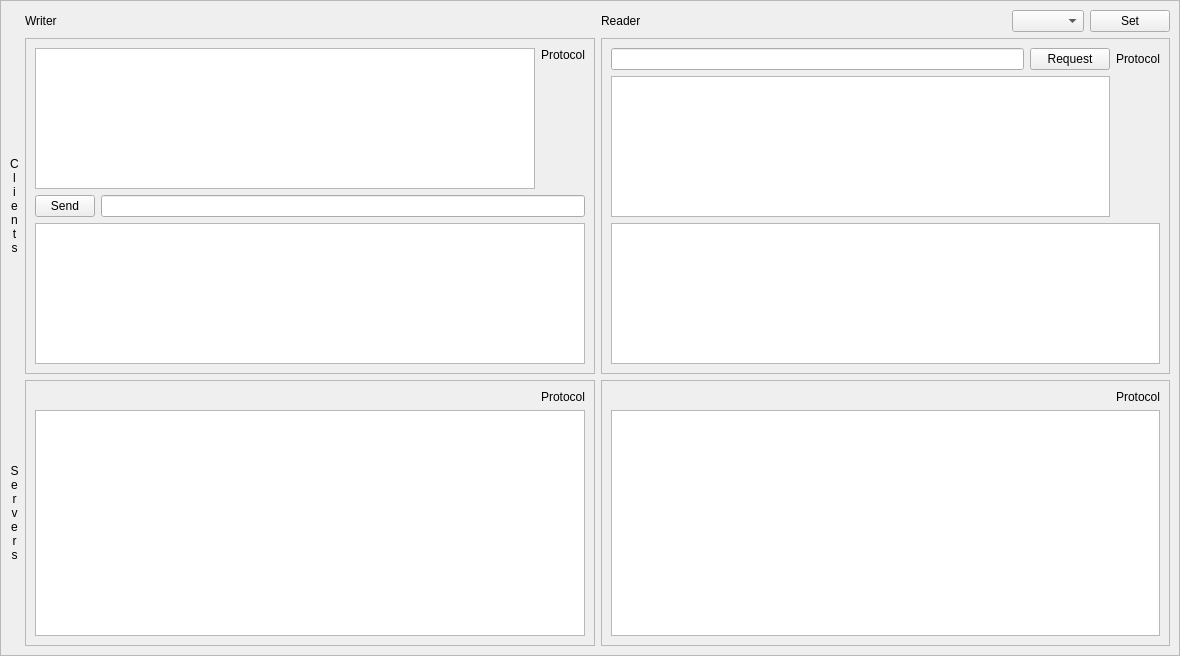
Above: apps/ProtocolDemo/protocolDemo.ui from assignonward/aosuite before the change. Below: the same form after it.
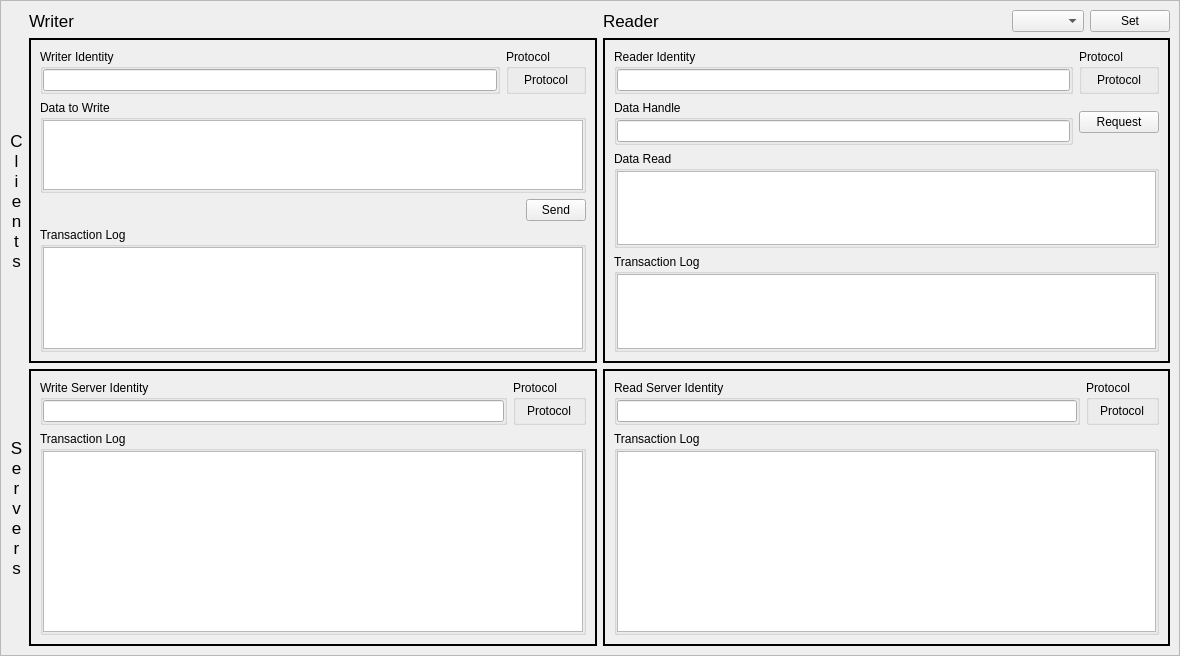
That is the form after the change. Icons and pictures are not drawn.

Commit message: Building up protocol demo interface

```diff
--- a/apps/ProtocolDemo/protocolDemo.ui
+++ b/apps/ProtocolDemo/protocolDemo.ui
@@ -44,6 +44,13 @@
    <layout class="QGridLayout" name="gridLayout">
     <item row="0" column="1">
      <widget class="QLabel" name="label_6">
+      <property name="font">
+       <font>
+        <pointsize>13</pointsize>
+        <weight>50</weight>
+        <bold>false</bold>
+       </font>
+      </property>
       <property name="text">
        <string>Writer</string>
       </property>
@@ -51,6 +58,13 @@
     </item>
     <item row="1" column="0">
      <widget class="QLabel" name="label_5">
+      <property name="font">
+       <font>
+        <pointsize>13</pointsize>
+        <weight>50</weight>
+        <bold>false</bold>
+       </font>
+      </property>
       <property name="text">
        <string>C
 l
@@ -67,6 +81,15 @@
     </item>
     <item row="1" column="1">
      <widget class="QScrollArea" name="DAO0_CS">
+      <property name="frameShape">
+       <enum>QFrame::WinPanel</enum>
+      </property>
+      <property name="frameShadow">
+       <enum>QFrame::Plain</enum>
+      </property>
+      <property name="lineWidth">
+       <number>3</number>
+      </property>
       <property name="widgetResizable">
        <bool>true</bool>
       </property>
@@ -75,41 +98,60 @@
         <rect>
          <x>0</x>
          <y>0</y>
-         <width>567</width>
-         <height>383</height>
+         <width>565</width>
+         <height>380</height>
         </rect>
        </property>
        <layout class="QGridLayout" name="gridLayout_10">
-        <item row="1" column="1" colspan="2">
-         <widget class="QLineEdit" name="wcId">
-          <property name="sizePolicy">
-           <sizepolicy hsizetype="Expanding" vsizetype="Fixed">
-            <horstretch>0</horstretch>
-            <verstretch>0</verstretch>
-           </sizepolicy>
+        <item row="4" column="0" colspan="4">
+         <widget class="QGroupBox" name="wcLogGroup">
+          <property name="title">
+           <string>Transaction Log</string>
           </property>
+          <layout class="QGridLayout" name="gridLayout_3">
+           <property name="leftMargin">
+            <number>0</number>
+           </property>
+           <property name="topMargin">
+            <number>0</number>
+           </property>
+           <property name="rightMargin">
+            <number>0</number>
+           </property>
+           <property name="bottomMargin">
+            <number>0</number>
+           </property>
+           <item row="0" column="0">
+            <widget class="QTextEdit" name="wcLog"/>
+           </item>
+          </layout>
          </widget>
         </item>
-        <item row="2" column="0" colspan="3">
-         <widget class="QTextEdit" name="wcLog"/>
-        </item>
-        <item row="0" column="2">
-         <widget class="QLabel" name="wcProtocol">
-          <property name="sizePolicy">
-           <sizepolicy hsizetype="Maximum" vsizetype="Preferred">
-            <horstretch>0</horstretch>
-            <verstretch>0</verstretch>
-           </sizepolicy>
+        <item row="1" column="0" rowspan="2" colspan="4">
+         <widget class="QGroupBox" name="wcDataGroup">
+          <property name="title">
+           <string>Data to Write</string>
           </property>
-          <property name="text">
-           <string>Protocol</string>
-          </property>
-          <property name="alignment">
-           <set>Qt::AlignRight|Qt::AlignTop|Qt::AlignTrailing</set>
-          </property>
+          <layout class="QGridLayout" name="gridLayout_2">
+           <property name="leftMargin">
+            <number>0</number>
+           </property>
+           <property name="topMargin">
+            <number>0</number>
+           </property>
+           <property name="rightMargin">
+            <number>0</number>
+           </property>
+           <property name="bottomMargin">
+            <number>0</number>
+           </property>
+           <item row="0" column="0">
+            <widget class="QTextEdit" name="wcData"/>
+           </item>
+          </layout>
          </widget>
         </item>
-        <item row="1" column="0">
+        <item row="3" column="3" alignment="Qt::AlignRight">
          <widget class="QPushButton" name="wcSend">
           <property name="maximumSize">
            <size>
@@ -122,8 +164,79 @@
           </property>
          </widget>
         </item>
-        <item row="0" column="0" colspan="2">
-         <widget class="QTextEdit" name="wcData"/>
+        <item row="0" column="3">
+         <widget class="QGroupBox" name="groupBox_2">
+          <property name="maximumSize">
+           <size>
+            <width>80</width>
+            <height>16777215</height>
+           </size>
+          </property>
+          <property name="title">
+           <string>Protocol</string>
+          </property>
+          <layout class="QGridLayout" name="gridLayout_7">
+           <property name="leftMargin">
+            <number>0</number>
+           </property>
+           <property name="topMargin">
+            <number>0</number>
+           </property>
+           <property name="rightMargin">
+            <number>0</number>
+           </property>
+           <property name="bottomMargin">
+            <number>0</number>
+           </property>
+           <item row="0" column="0" alignment="Qt::AlignHCenter|Qt::AlignVCenter">
+            <widget class="QLabel" name="wcProtocol">
+             <property name="sizePolicy">
+              <sizepolicy hsizetype="Maximum" vsizetype="Preferred">
+               <horstretch>0</horstretch>
+               <verstretch>0</verstretch>
+              </sizepolicy>
+             </property>
+             <property name="text">
+              <string>Protocol</string>
+             </property>
+             <property name="alignment">
+              <set>Qt::AlignRight|Qt::AlignTop|Qt::AlignTrailing</set>
+             </property>
+            </widget>
+           </item>
+          </layout>
+         </widget>
+        </item>
+        <item row="0" column="0" colspan="3">
+         <widget class="QGroupBox" name="wcIdGroup">
+          <property name="title">
+           <string>Writer Identity</string>
+          </property>
+          <layout class="QGridLayout" name="gridLayout_5">
+           <property name="leftMargin">
+            <number>0</number>
+           </property>
+           <property name="topMargin">
+            <number>0</number>
+           </property>
+           <property name="rightMargin">
+            <number>0</number>
+           </property>
+           <property name="bottomMargin">
+            <number>0</number>
+           </property>
+           <item row="0" column="0">
+            <widget class="QLineEdit" name="wcId">
+             <property name="sizePolicy">
+              <sizepolicy hsizetype="Expanding" vsizetype="Fixed">
+               <horstretch>0</horstretch>
+               <verstretch>0</verstretch>
+              </sizepolicy>
+             </property>
+            </widget>
+           </item>
+          </layout>
+         </widget>
         </item>
        </layout>
       </widget>
@@ -131,6 +244,15 @@
     </item>
     <item row="1" column="2">
      <widget class="QScrollArea" name="DAO0_CR">
+      <property name="frameShape">
+       <enum>QFrame::WinPanel</enum>
+      </property>
+      <property name="frameShadow">
+       <enum>QFrame::Plain</enum>
+      </property>
+      <property name="lineWidth">
+       <number>3</number>
+      </property>
       <property name="widgetResizable">
        <bool>true</bool>
       </property>
@@ -139,39 +261,153 @@
         <rect>
          <x>0</x>
          <y>0</y>
-         <width>567</width>
-         <height>383</height>
+         <width>564</width>
+         <height>380</height>
         </rect>
        </property>
        <layout class="QGridLayout" name="gridLayout_8">
-        <item row="0" column="2">
-         <widget class="QLabel" name="rcProtocol">
-          <property name="sizePolicy">
-           <sizepolicy hsizetype="Maximum" vsizetype="Preferred">
-            <horstretch>0</horstretch>
-            <verstretch>0</verstretch>
-           </sizepolicy>
-          </property>
-          <property name="text">
-           <string>Protocol</string>
-          </property>
-         </widget>
-        </item>
         <item row="0" column="0">
-         <widget class="QLineEdit" name="rcId"/>
+         <widget class="QGroupBox" name="groupBox_4">
+          <property name="title">
+           <string>Reader Identity</string>
+          </property>
+          <layout class="QGridLayout" name="gridLayout_13">
+           <property name="leftMargin">
+            <number>0</number>
+           </property>
+           <property name="topMargin">
+            <number>0</number>
+           </property>
+           <property name="rightMargin">
+            <number>0</number>
+           </property>
+           <property name="bottomMargin">
+            <number>0</number>
+           </property>
+           <item row="0" column="0">
+            <widget class="QLineEdit" name="rcId"/>
+           </item>
+          </layout>
+         </widget>
         </item>
-        <item row="2" column="0" colspan="3">
-         <widget class="QTextEdit" name="rcLog"/>
+        <item row="1" column="0">
+         <widget class="QGroupBox" name="groupBox_5">
+          <property name="title">
+           <string>Data Handle</string>
+          </property>
+          <layout class="QGridLayout" name="gridLayout_14">
+           <property name="leftMargin">
+            <number>0</number>
+           </property>
+           <property name="topMargin">
+            <number>0</number>
+           </property>
+           <property name="rightMargin">
+            <number>0</number>
+           </property>
+           <property name="bottomMargin">
+            <number>0</number>
+           </property>
+           <item row="0" column="0">
+            <widget class="QLineEdit" name="rcDataHandle"/>
+           </item>
+          </layout>
+         </widget>
+        </item>
+        <item row="3" column="0" colspan="2">
+         <widget class="QGroupBox" name="groupBox_6">
+          <property name="title">
+           <string>Transaction Log</string>
+          </property>
+          <layout class="QGridLayout" name="gridLayout_15">
+           <property name="leftMargin">
+            <number>0</number>
+           </property>
+           <property name="topMargin">
+            <number>0</number>
+           </property>
+           <property name="rightMargin">
+            <number>0</number>
+           </property>
+           <property name="bottomMargin">
+            <number>0</number>
+           </property>
+           <item row="0" column="0">
+            <widget class="QTextEdit" name="rcLog"/>
+           </item>
+          </layout>
+         </widget>
         </item>
         <item row="0" column="1">
+         <widget class="QGroupBox" name="groupBox_3">
+          <property name="maximumSize">
+           <size>
+            <width>80</width>
+            <height>16777215</height>
+           </size>
+          </property>
+          <property name="title">
+           <string>Protocol</string>
+          </property>
+          <layout class="QGridLayout" name="gridLayout_12">
+           <property name="leftMargin">
+            <number>0</number>
+           </property>
+           <property name="topMargin">
+            <number>0</number>
+           </property>
+           <property name="rightMargin">
+            <number>0</number>
+           </property>
+           <property name="bottomMargin">
+            <number>0</number>
+           </property>
+           <item row="0" column="0" alignment="Qt::AlignHCenter|Qt::AlignVCenter">
+            <widget class="QLabel" name="rcProtocol">
+             <property name="sizePolicy">
+              <sizepolicy hsizetype="Maximum" vsizetype="Preferred">
+               <horstretch>0</horstretch>
+               <verstretch>0</verstretch>
+              </sizepolicy>
+             </property>
+             <property name="text">
+              <string>Protocol</string>
+             </property>
+            </widget>
+           </item>
+          </layout>
+         </widget>
+        </item>
+        <item row="1" column="1">
          <widget class="QPushButton" name="rcRequest">
           <property name="text">
            <string>Request</string>
           </property>
          </widget>
         </item>
-        <item row="1" column="0" colspan="2">
-         <widget class="QTextEdit" name="rcData"/>
+        <item row="2" column="0" colspan="2">
+         <widget class="QGroupBox" name="groupBox">
+          <property name="title">
+           <string>Data Read</string>
+          </property>
+          <layout class="QGridLayout" name="gridLayout_6">
+           <property name="leftMargin">
+            <number>0</number>
+           </property>
+           <property name="topMargin">
+            <number>0</number>
+           </property>
+           <property name="rightMargin">
+            <number>0</number>
+           </property>
+           <property name="bottomMargin">
+            <number>0</number>
+           </property>
+           <item row="0" column="0">
+            <widget class="QTextEdit" name="rcData"/>
+           </item>
+          </layout>
+         </widget>
         </item>
        </layout>
       </widget>
@@ -179,6 +415,13 @@
     </item>
     <item row="2" column="0">
      <widget class="QLabel" name="label_8">
+      <property name="font">
+       <font>
+        <pointsize>13</pointsize>
+        <weight>50</weight>
+        <bold>false</bold>
+       </font>
+      </property>
       <property name="text">
        <string>S
 e
@@ -195,6 +438,15 @@
     </item>
     <item row="2" column="1">
      <widget class="QScrollArea" name="DAO0_SS">
+      <property name="frameShape">
+       <enum>QFrame::WinPanel</enum>
+      </property>
+      <property name="frameShadow">
+       <enum>QFrame::Plain</enum>
+      </property>
+      <property name="lineWidth">
+       <number>3</number>
+      </property>
       <property name="widgetResizable">
        <bool>true</bool>
       </property>
@@ -203,29 +455,101 @@
         <rect>
          <x>0</x>
          <y>0</y>
-         <width>567</width>
-         <height>210</height>
+         <width>565</width>
+         <height>209</height>
         </rect>
        </property>
        <layout class="QGridLayout" name="gridLayout_9">
+        <item row="1" column="0" colspan="2">
+         <widget class="QGroupBox" name="wsLogGroup">
+          <property name="title">
+           <string>Transaction Log</string>
+          </property>
+          <layout class="QGridLayout" name="gridLayout_4">
+           <property name="leftMargin">
+            <number>0</number>
+           </property>
+           <property name="topMargin">
+            <number>0</number>
+           </property>
+           <property name="rightMargin">
+            <number>0</number>
+           </property>
+           <property name="bottomMargin">
+            <number>0</number>
+           </property>
+           <item row="0" column="0">
+            <widget class="QTextEdit" name="wsLog"/>
+           </item>
+          </layout>
+         </widget>
+        </item>
         <item row="0" column="1">
-         <widget class="QLabel" name="wsProtocol">
-          <property name="sizePolicy">
-           <sizepolicy hsizetype="Maximum" vsizetype="Preferred">
-            <horstretch>0</horstretch>
-            <verstretch>0</verstretch>
-           </sizepolicy>
+         <widget class="QGroupBox" name="groupBox_8">
+          <property name="maximumSize">
+           <size>
+            <width>80</width>
+            <height>16777215</height>
+           </size>
           </property>
-          <property name="text">
+          <property name="title">
            <string>Protocol</string>
           </property>
-          <property name="alignment">
-           <set>Qt::AlignRight|Qt::AlignTop|Qt::AlignTrailing</set>
-          </property>
+          <layout class="QGridLayout" name="gridLayout_17">
+           <property name="leftMargin">
+            <number>0</number>
+           </property>
+           <property name="topMargin">
+            <number>0</number>
+           </property>
+           <property name="rightMargin">
+            <number>0</number>
+           </property>
+           <property name="bottomMargin">
+            <number>0</number>
+           </property>
+           <item row="0" column="0" alignment="Qt::AlignHCenter|Qt::AlignVCenter">
+            <widget class="QLabel" name="wsProtocol">
+             <property name="sizePolicy">
+              <sizepolicy hsizetype="Maximum" vsizetype="Preferred">
+               <horstretch>0</horstretch>
+               <verstretch>0</verstretch>
+              </sizepolicy>
+             </property>
+             <property name="text">
+              <string>Protocol</string>
+             </property>
+             <property name="alignment">
+              <set>Qt::AlignRight|Qt::AlignTop|Qt::AlignTrailing</set>
+             </property>
+            </widget>
+           </item>
+          </layout>
          </widget>
         </item>
-        <item row="1" column="0" colspan="2">
-         <widget class="QTextEdit" name="wsLog"/>
+        <item row="0" column="0">
+         <widget class="QGroupBox" name="wsIdGroup">
+          <property name="title">
+           <string>Write Server Identity</string>
+          </property>
+          <layout class="QGridLayout" name="gridLayout_19">
+           <property name="leftMargin">
+            <number>0</number>
+           </property>
+           <property name="topMargin">
+            <number>0</number>
+           </property>
+           <property name="rightMargin">
+            <number>0</number>
+           </property>
+           <property name="bottomMargin">
+            <number>0</number>
+           </property>
+           <item row="0" column="0">
+            <widget class="QLineEdit" name="wsId"/>
+           </item>
+          </layout>
+         </widget>
         </item>
        </layout>
       </widget>
@@ -233,6 +557,15 @@
     </item>
     <item row="2" column="2">
      <widget class="QScrollArea" name="DAO0_SR">
+      <property name="frameShape">
+       <enum>QFrame::WinPanel</enum>
+      </property>
+      <property name="frameShadow">
+       <enum>QFrame::Plain</enum>
+      </property>
+      <property name="lineWidth">
+       <number>3</number>
+      </property>
       <property name="widgetResizable">
        <bool>true</bool>
       </property>
@@ -241,29 +574,101 @@
         <rect>
          <x>0</x>
          <y>0</y>
-         <width>567</width>
-         <height>210</height>
+         <width>564</width>
+         <height>209</height>
         </rect>
        </property>
        <layout class="QGridLayout" name="gridLayout_11">
         <item row="0" column="1">
-         <widget class="QLabel" name="rsProtocol">
-          <property name="sizePolicy">
-           <sizepolicy hsizetype="Maximum" vsizetype="Preferred">
-            <horstretch>0</horstretch>
-            <verstretch>0</verstretch>
-           </sizepolicy>
+         <widget class="QGroupBox" name="groupBox_9">
+          <property name="maximumSize">
+           <size>
+            <width>80</width>
+            <height>16777215</height>
+           </size>
           </property>
-          <property name="text">
+          <property name="title">
            <string>Protocol</string>
           </property>
-          <property name="alignment">
-           <set>Qt::AlignRight|Qt::AlignTop|Qt::AlignTrailing</set>
-          </property>
+          <layout class="QGridLayout" name="gridLayout_18">
+           <property name="leftMargin">
+            <number>0</number>
+           </property>
+           <property name="topMargin">
+            <number>0</number>
+           </property>
+           <property name="rightMargin">
+            <number>0</number>
+           </property>
+           <property name="bottomMargin">
+            <number>0</number>
+           </property>
+           <item row="0" column="0" alignment="Qt::AlignHCenter|Qt::AlignVCenter">
+            <widget class="QLabel" name="rsProtocol">
+             <property name="sizePolicy">
+              <sizepolicy hsizetype="Maximum" vsizetype="Preferred">
+               <horstretch>0</horstretch>
+               <verstretch>0</verstretch>
+              </sizepolicy>
+             </property>
+             <property name="text">
+              <string>Protocol</string>
+             </property>
+             <property name="alignment">
+              <set>Qt::AlignRight|Qt::AlignTop|Qt::AlignTrailing</set>
+             </property>
+            </widget>
+           </item>
+          </layout>
          </widget>
         </item>
         <item row="1" column="0" colspan="2">
-         <widget class="QTextEdit" name="rsLog"/>
+         <widget class="QGroupBox" name="groupBox_7">
+          <property name="title">
+           <string>Transaction Log</string>
+          </property>
+          <layout class="QGridLayout" name="gridLayout_16">
+           <property name="leftMargin">
+            <number>0</number>
+           </property>
+           <property name="topMargin">
+            <number>0</number>
+           </property>
+           <property name="rightMargin">
+            <number>0</number>
+           </property>
+           <property name="bottomMargin">
+            <number>0</number>
+           </property>
+           <item row="0" column="0">
+            <widget class="QTextEdit" name="rsLog"/>
+           </item>
+          </layout>
+         </widget>
+        </item>
+        <item row="0" column="0">
+         <widget class="QGroupBox" name="rsIdGroup">
+          <property name="title">
+           <string>Read Server Identity</string>
+          </property>
+          <layout class="QGridLayout" name="gridLayout_20">
+           <property name="leftMargin">
+            <number>0</number>
+           </property>
+           <property name="topMargin">
+            <number>0</number>
+           </property>
+           <property name="rightMargin">
+            <number>0</number>
+           </property>
+           <property name="bottomMargin">
+            <number>0</number>
+           </property>
+           <item row="0" column="0">
+            <widget class="QLineEdit" name="rsId"/>
+           </item>
+          </layout>
+         </widget>
         </item>
        </layout>
       </widget>
@@ -273,6 +678,13 @@
      <layout class="QHBoxLayout" name="horizontalLayout">
       <item>
        <widget class="QLabel" name="label_7">
+        <property name="font">
+         <font>
+          <pointsize>13</pointsize>
+          <weight>50</weight>
+          <bold>false</bold>
+         </font>
+        </property>
         <property name="text">
          <string>Reader</string>
         </property>
```
